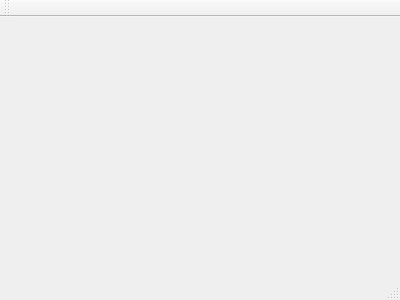
Old version of the form SRAdmin/MainWindow.ui in the repository MarcSeebold/simpleRacerAdmin.
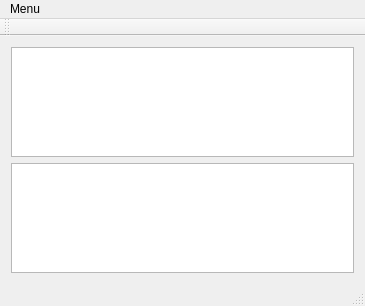
New version of the form.

The edit to the form file:
```diff
--- a/SRAdmin/MainWindow.ui
+++ b/SRAdmin/MainWindow.ui
@@ -1,24 +1,79 @@
 <ui version="4.0">
  <class>MainWindow</class>
- <widget class="QMainWindow" name="MainWindow" >
-  <property name="geometry" >
+ <widget class="QMainWindow" name="MainWindow">
+  <property name="geometry">
    <rect>
     <x>0</x>
     <y>0</y>
-    <width>400</width>
-    <height>300</height>
+    <width>365</width>
+    <height>306</height>
    </rect>
   </property>
   <property name="windowTitle" >
    <string>MainWindow</string>
   </property>
-  <widget class="QMenuBar" name="menuBar" />
-  <widget class="QToolBar" name="mainToolBar" />
-  <widget class="QWidget" name="centralWidget" />
-  <widget class="QStatusBar" name="statusBar" />
+  <widget class="QWidget" name="centralWidget">
+   <layout class="QGridLayout" name="gridLayout">
+    <item row="1" column="0">
+     <spacer name="verticalSpacer">
+      <property name="orientation">
+       <enum>Qt::Vertical</enum>
+      </property>
+      <property name="sizeHint" stdset="0">
+       <size>
+        <width>20</width>
+        <height>40</height>
+       </size>
+      </property>
+     </spacer>
+    </item>
+    <item row="2" column="0">
+     <widget class="QListWidget" name="console"/>
+    </item>
+    <item row="0" column="0">
+     <widget class="QListWidget" name="connectedClients"/>
+    </item>
+   </layout>
+  </widget>
+  <widget class="QMenuBar" name="menuBar">
+   <property name="geometry">
+    <rect>
+     <x>0</x>
+     <y>0</y>
+     <width>365</width>
+     <height>23</height>
+    </rect>
+   </property>
+   <widget class="QMenu" name="menuMenu">
+    <property name="title">
+     <string>Menu</string>
+    </property>
+    <addaction name="actionConnect_to"/>
+    <addaction name="actionExit"/>
+   </widget>
+   <addaction name="menuMenu"/>
+  </widget>
+  <widget class="QToolBar" name="mainToolBar">
+   <attribute name="toolBarArea">
+    <enum>TopToolBarArea</enum>
+   </attribute>
+   <attribute name="toolBarBreak">
+    <bool>false</bool>
+   </attribute>
+  </widget>
+  <widget class="QStatusBar" name="statusBar"/>
+  <action name="actionConnect_to">
+   <property name="text">
+    <string>Connect to...</string>
+   </property>
+  </action>
+  <action name="actionExit">
+   <property name="text">
+    <string>Exit</string>
+   </property>
+  </action>
  </widget>
- <layoutDefault spacing="6" margin="11" />
- <pixmapfunction></pixmapfunction>
+ <layoutdefault spacing="6" margin="11"/>
  <resources/>
  <connections/>
 </ui>
```
Left out of the diff: 3 changed lines with no effect on the pictures.
